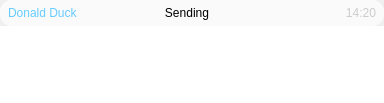
Qt form examples/qt/chatmessage.ui (meganz/MEGAchat) before a commit.
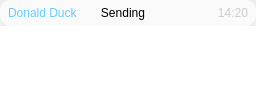
The same form after that commit.

What changed in the file:
```diff
--- a/examples/qt/chatmessage.ui
+++ b/examples/qt/chatmessage.ui
@@ -6,10 +6,16 @@
    <rect>
     <x>0</x>
     <y>0</y>
-    <width>384</width>
+    <width>256</width>
     <height>103</height>
    </rect>
   </property>
+  <property name="sizePolicy">
+   <sizepolicy hsizetype="MinimumExpanding" vsizetype="Preferred">
+    <horstretch>0</horstretch>
+    <verstretch>0</verstretch>
+   </sizepolicy>
+  </property>
   <property name="windowTitle">
    <string>Form</string>
   </property>
@@ -84,11 +90,17 @@
       <item>
        <widget class="QLabel" name="mAuthorDisplay">
         <property name="sizePolicy">
-         <sizepolicy hsizetype="Preferred" vsizetype="Preferred">
+         <sizepolicy hsizetype="Ignored" vsizetype="Preferred">
           <horstretch>0</horstretch>
           <verstretch>0</verstretch>
          </sizepolicy>
         </property>
+        <property name="minimumSize">
+         <size>
+          <width>20</width>
+          <height>0</height>
+         </size>
+        </property>
         <property name="contextMenuPolicy">
          <enum>Qt::CustomContextMenu</enum>
         </property>
@@ -125,7 +137,7 @@
       <item>
        <widget class="QLabel" name="mStatusDisplay">
         <property name="sizePolicy">
-         <sizepolicy hsizetype="Minimum" vsizetype="Preferred">
+         <sizepolicy hsizetype="MinimumExpanding" vsizetype="Preferred">
           <horstretch>0</horstretch>
           <verstretch>0</verstretch>
          </sizepolicy>
@@ -183,6 +195,18 @@
       </item>
       <item>
        <widget class="QLabel" name="mTimestampDisplay">
+        <property name="sizePolicy">
+         <sizepolicy hsizetype="Ignored" vsizetype="Preferred">
+          <horstretch>0</horstretch>
+          <verstretch>0</verstretch>
+         </sizepolicy>
+        </property>
+        <property name="minimumSize">
+         <size>
+          <width>0</width>
+          <height>0</height>
+         </size>
+        </property>
         <property name="contextMenuPolicy">
          <enum>Qt::DefaultContextMenu</enum>
         </property>
```
